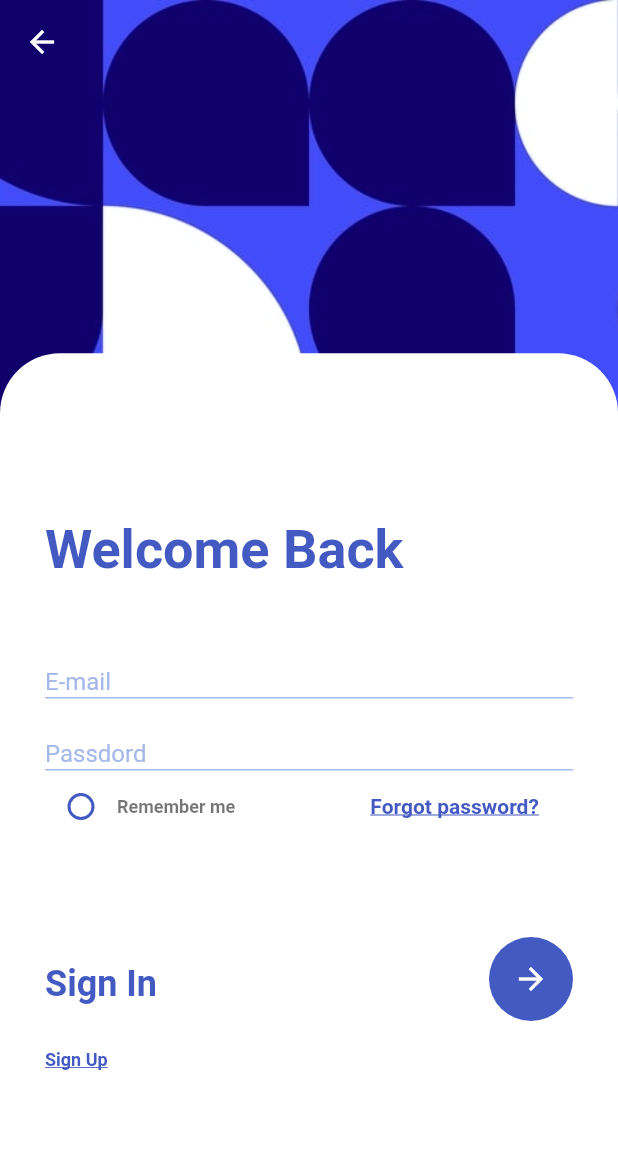
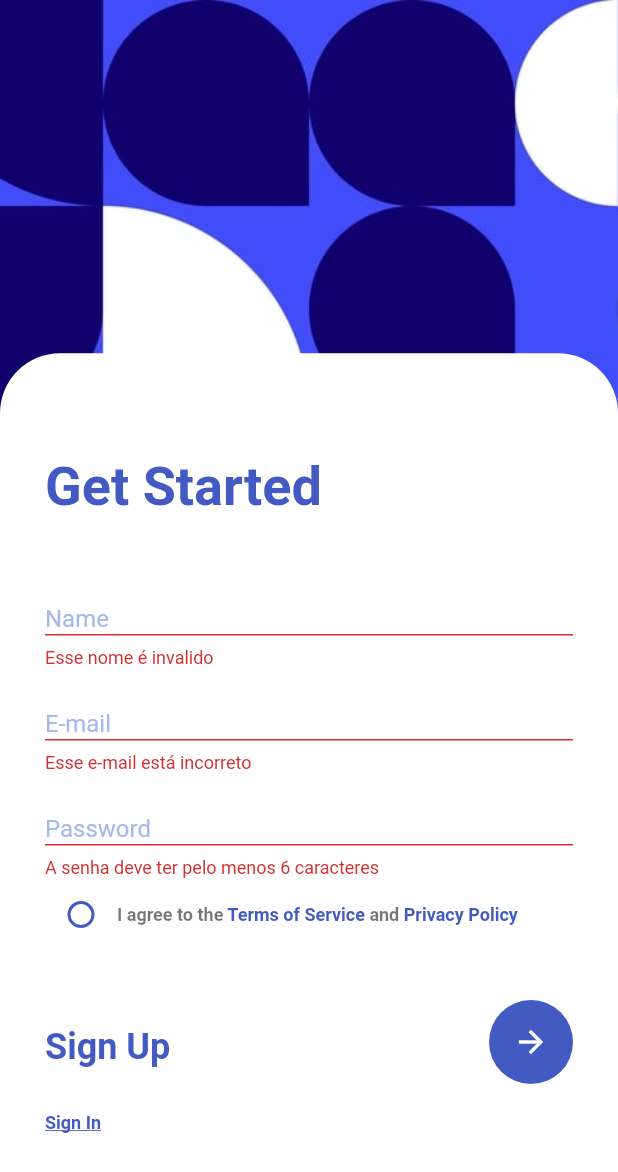
Before and after one commit to FelipeAngeli/sign_form_ui, a Flutter app: the screen it shows after launch, after a tap on the "arrow forward" icon, on a phone screen of 412 x 824 dp. Shown: the top 1172 px of the screen. Run offline on Flutter 3.47's test engine with Material 2 defaults, Android fonts, the phone set to English and light mode, and no system bars; Roboto replaces fonts that are missing (OpenSans).

```diff
--- a/lib/app/components/custom_field.dart
+++ b/lib/app/components/custom_field.dart
@@ -4,19 +4,26 @@ import 'package:sign_form_ui/core/style.dart';
 class CustomFiel extends StatelessWidget {
   final Align? align;
   final String? hinText;
+  final bool obscureText;
   final TextEditingController? controller;
   final Function(String?)? onChanged;
+  final String? Function(String? value) validator;
   const CustomFiel({
     Key? key,
     this.hinText,
     this.controller,
     this.onChanged,
     this.align,
+    required this.validator,
+    this.obscureText = false,
   }) : super(key: key);
 
   @override
   Widget build(BuildContext context) {
     return TextFormField(
+      validator: validator,
+      key: key,
+      obscureText: obscureText,
       decoration: InputDecoration(
         contentPadding: const EdgeInsets.symmetric(vertical: 8),
         hintText: hinText,
@@ -36,11 +43,7 @@ class CustomFiel extends StatelessWidget {
         fontFamily: "OpenSans",
         fontSize: 16,
       ),
-
       textAlignVertical: TextAlignVertical.bottom,
-
-      //maxLength: 40,
-      // validator: (String val){ nome = val},
     );
   }
 }
--- a/lib/app/components/sign_button.dart
+++ b/lib/app/components/sign_button.dart
@@ -1,14 +1,16 @@
 import 'package:flutter/material.dart';
-import 'package:sign_form_ui/app/pages/sign_ip_page.dart';
+
 import 'package:sign_form_ui/core/style.dart';
 
 class SignButton extends StatelessWidget {
   final String textSign;
   final String textLink;
+  final Function()? onPressed;
   const SignButton({
     Key? key,
     this.textSign = "",
     this.textLink = "",
+    this.onPressed,
   }) : super(key: key);
 
   @override
@@ -33,12 +35,10 @@ class SignButton extends StatelessWidget {
                 height: 30,
               ),
               GestureDetector(
-                onTap: () {
-                  Navigator.push(
-                      context,
-                      MaterialPageRoute(
-                          builder: (context) => const SignInPage()));
-                },
+                // onTap: () {
+                //   Navigator.push(context,
+                //       MaterialPageRoute(builder: (context) => SignInPage()));
+                // },
                 child: Text(
                   textLink,
                   style: Theme.of(context).textTheme.headline5,
@@ -47,10 +47,7 @@ class SignButton extends StatelessWidget {
             ],
           ),
           FloatingActionButton(
-            onPressed: () {
-              Navigator.push(context,
-                  MaterialPageRoute(builder: (context) => const SignInPage()));
-            },
+            onPressed: onPressed as void Function(),
             elevation: 0.0,
             backgroundColor: AppStyles.colorPrimary,
             child: const Icon(Icons.arrow_forward_outlined),
--- a/lib/app/pages/sign_up_page.dart
+++ b/lib/app/pages/create_login_page.dart
@@ -3,9 +3,11 @@ import 'package:sign_form_ui/app/components/custom_check.dart';
 import 'package:sign_form_ui/app/components/custom_field.dart';
 
 import 'package:sign_form_ui/app/components/sign_button.dart';
+import 'package:sign_form_ui/app/pages/login_page.dart';
 
-class SignUpPage extends StatelessWidget {
-  const SignUpPage({Key? key}) : super(key: key);
+class CreateLoginPage extends StatelessWidget {
+  CreateLoginPage({Key? key}) : super(key: key);
+  final _formKey = GlobalKey<FormState>();
 
   @override
   Widget build(BuildContext context) {
@@ -53,24 +55,58 @@ class SignUpPage extends StatelessWidget {
                         const SizedBox(
                           height: 30,
                         ),
-                        const CustomFiel(
+                        Form(
+                          key: _formKey,
+                          child: Column(
+                            children: [
+                              CustomFiel(
+                                // key: _formKey,
                                 hinText: "Name",
+                                validator: (value) {
+                                  if (value!.length < 5) {
+                                    return "Esse nome é invalido";
+                                  }
+                                },
                               ),
-                        const CustomFiel(
+                              CustomFiel(
+                                // key: _formKey,
                                 hinText: "E-mail",
+                                validator: (value) {
+                                  if (!value!.contains("@")) {
+                                    return "Esse e-mail está incorreto";
+                                  }
+                                },
                               ),
-                        const CustomFiel(
+                              CustomFiel(
+                                // key: _formKey,
                                 hinText: "Password",
+                                validator: (value) {
+                                  if (value!.length < 6) {
+                                    return "A senha deve ter pelo menos 6 caracteres";
+                                  }
+                                },
                               ),
                               const CustomCheck(
                                 textOne: "I agree to the",
-                          textTwo: "Terms of Service",
-                          textTree: "and",
-                          textFour: "Privacy Policy",
+                                textTwo: " Terms of Service",
+                                textTree: " and",
+                                textFour: " Privacy Policy",
                               ),
-                        const SignButton(
+                            ],
+                          ),
+                        ),
+                        SignButton(
                           textSign: "Sign Up",
                           textLink: "Sign In",
+                          onPressed: () {
+                            if (_formKey.currentState!.validate()) {
+                              Navigator.push(
+                                  context,
+                                  MaterialPageRoute(
+                                      builder: (context) => LoginPage()));
+                              _doLogin();
+                            }
+                          },
                         ),
                       ],
                     ),
@@ -82,6 +118,14 @@ class SignUpPage extends StatelessWidget {
         ),
       ),
     );
+  }
+
+  void _doLogin() async {
+    if (_formKey.currentState!.validate()) {
+      print("valido");
+    } else {
+      print("invalido");
+    }
   }
 }
 
--- a/lib/app/pages/sign_ip_page.dart
+++ b/lib/app/pages/login_page.dart
@@ -5,8 +5,11 @@ import 'package:sign_form_ui/app/components/custom_field.dart';
 
 import 'package:sign_form_ui/app/components/sign_button.dart';
 
-class SignInPage extends StatelessWidget {
-  const SignInPage({Key? key}) : super(key: key);
+import 'home_page.dart';
+
+class LoginPage extends StatelessWidget {
+  LoginPage({Key? key}) : super(key: key);
+  final _formKey = GlobalKey<FormState>();
 
   @override
   Widget build(BuildContext context) {
@@ -54,19 +57,52 @@ class SignInPage extends StatelessWidget {
                         const SizedBox(
                           height: 30,
                         ),
-                        const CustomFiel(hinText: "E-mail"),
-                        const CustomFiel(hinText: "Passdord"),
-                        const CustomCheck(
-                          textOne: "Remember me",
-                          width: 90,
-                          textFive: "Forgot password?",
+                        Form(
+                          key: _formKey,
+                          child: Column(
+                            children: [
+                              CustomFiel(
+                                // key: _formKey,
+                                hinText: "E-mail",
+                                validator: (value) {
+                                  if (!value!.contains("@")) {
+                                    return "Esse e-mail está incorreto";
+                                  }
+                                },
+                              ),
+                              CustomFiel(
+                                // key: _formKey,
+                                hinText: "Passdord",
+                                obscureText: true,
+                                validator: (value) {
+                                  if (value!.length < 6) {
+                                    return "A senha deve ter pelo menos 6 caracteres";
+                                  }
+                                },
+                              ),
+                              const CustomCheck(
+                                textOne: "Remember me",
+                                width: 90,
+                                textFive: "Forgot password?",
+                              ),
+                            ],
+                          ),
                         ),
                         const SizedBox(
                           height: 30,
                         ),
-                        const SignButton(
+                        SignButton(
                           textSign: "Sign In",
                           textLink: "Sign Up",
+                          onPressed: () {
+                            if (_formKey.currentState!.validate()) {
+                              Navigator.push(
+                                  context,
+                                  MaterialPageRoute(
+                                      builder: (context) => HomePage()));
+                              _doLogin();
+                            }
+                          },
                         ),
                       ],
                     ),
@@ -79,4 +115,12 @@ class SignInPage extends StatelessWidget {
       ),
     );
   }
+
+  void _doLogin() async {
+    if (_formKey.currentState!.validate()) {
+      print("valido");
+    } else {
+      print("invalido");
+    }
+  }
 }
--- a/lib/main.dart
+++ b/lib/main.dart
@@ -1,7 +1,8 @@
 import 'package:flutter/material.dart';
 import 'package:sign_form_ui/core/style.dart';
 
-import 'app/pages/sign_up_page.dart';
+import 'app/pages/create_login_page.dart';
+import 'app/pages/home_page.dart';
 
 void main() {
   runApp(const MyApp());
@@ -44,7 +45,7 @@ class MyApp extends StatelessWidget {
               decoration: TextDecoration.underline),
         ),
       ),
-      home: const SignUpPage(),
+      home: CreateLoginPage(),
     );
   }
 }
```
Also changed, not shown: lib/app/pages/home_page.dart (added, +64 -0 lines). Lines whose indentation alone changed are shown as unchanged.
